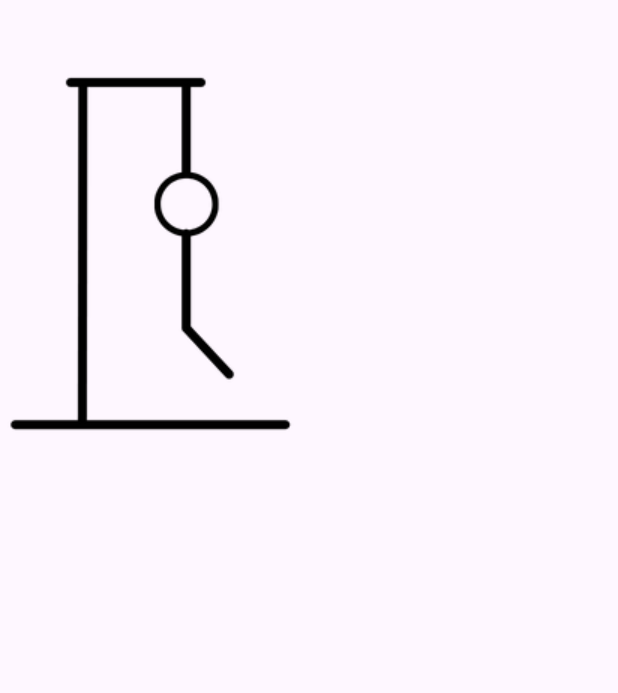
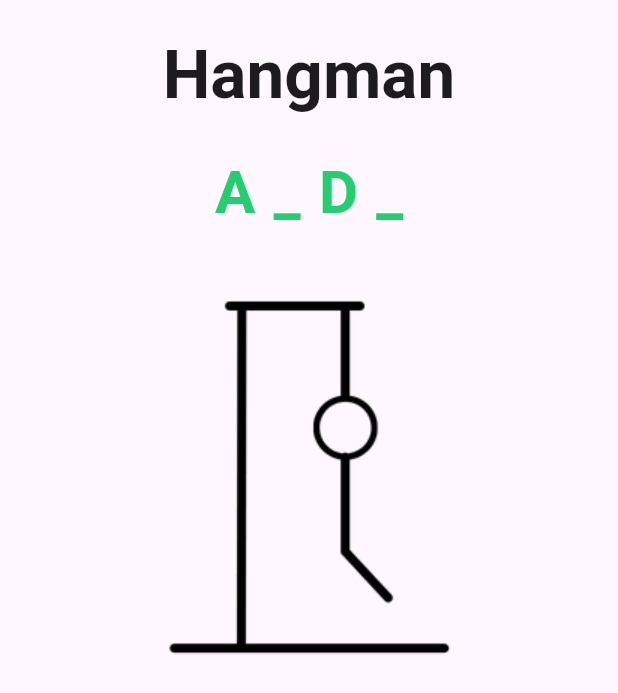
Before and after one commit to rav1961/hangman, a Flutter app: the screen it shows after launch, on a phone screen of 412 x 824 dp. Shown: the top 693 px of the screen. Run offline on Flutter 3.47's test engine with Material 3 defaults, Android fonts, the phone set to English and light mode, and no system bars.

Commit message:
add base guess word widget

```diff
--- a/lib/constants/colors.dart
+++ b/lib/constants/colors.dart
@@ -2,4 +2,6 @@ import 'package:flutter/material.dart';
 
 class AppColors {
   static const Color primaryColor = Color.fromARGB(1, 0, 0, 0);
+  static const Color secondaryColor = Color.fromARGB(1, 20, 33, 61);
+  static const Color letterColor = Color(0xFF20CF6E);
 }
--- a/lib/constants/dimens.dart
+++ b/lib/constants/dimens.dart
@@ -1,4 +1,5 @@
 class Dimens {
   static const double hugeMargin = 24.0;
+  static const double veryHugeMargin = 48.0;
   static const double normalMargin = 8.0;
 }
--- a/lib/pages/hangman_page.dart
+++ b/lib/pages/hangman_page.dart
@@ -16,7 +16,7 @@ class HangmanPage extends StatelessWidget {
 
   Widget _buildContent(BuildContext context) {
     return const Column(
-      children: [WordToGuessView(), Hangman()],
+      children: [WordToGuessView("A_d_"), Hangman()],
     );
   }
 }
--- /dev/null
+++ b/lib/widgets/hangman_title.dart
@@ -0,0 +1,20 @@
+import 'package:flutter/material.dart';
+import 'package:hangman/constants/dimens.dart';
+
+class HangmanTitle extends StatelessWidget {
+  const HangmanTitle({ super.key });
+
+  @override
+  Widget build(BuildContext context) {
+    return Container(
+      margin: const EdgeInsets.only(bottom: Dimens.hugeMargin),
+      child: Text(
+        "Hangman",
+        style: Theme.of(context)
+            .textTheme
+            .displayMedium
+            ?.copyWith(fontWeight: FontWeight.bold),
+      ),
+    );
+  }
+}
--- a/lib/widgets/word_to_guess_view.dart
+++ b/lib/widgets/word_to_guess_view.dart
@@ -1,24 +1,49 @@
 import 'package:flutter/material.dart';
+import 'package:hangman/constants/colors.dart';
 import 'package:hangman/constants/dimens.dart';
+import 'package:hangman/widgets/hangman_title.dart';
 
 class WordToGuessView extends StatelessWidget {
-  const WordToGuessView({ super.key });
+  static const double spacing = 6;
+  final String wordToGuess;
+
+  const WordToGuessView(this.wordToGuess, {super.key});
 
   @override
   Widget build(BuildContext context) {
-    return const Padding(
-        padding: EdgeInsets.only(
+    return Padding(
+      padding: const EdgeInsets.only(
         top: Dimens.hugeMargin,
-            bottom: Dimens.normalMargin,
+        bottom: Dimens.hugeMargin,
       ),
       child: Column(
         children: [
-            // title
-            // word to guess
+          const HangmanTitle(),
+          _buildWord(),
           // game goal
         ],
       ),
     );
   }
 
+  Widget _buildWord() {
+    return Row(
+      mainAxisAlignment: MainAxisAlignment.center,
+      children: wordToGuess.split('').map(_buildLetter).toList(),
+    );
   }
+
+  Padding _buildLetter(String letter) {
+    return Padding(
+      padding: const EdgeInsets.symmetric(horizontal: spacing),
+      child: Text(
+        letter.toUpperCase(),
+        style: const TextStyle(
+          color: AppColors.letterColor,
+          fontWeight: FontWeight.bold,
+          fontSize: 40,
+        ),
+      ),
+    );
+  }
+}
```
Lines whose indentation alone changed are shown as unchanged.
